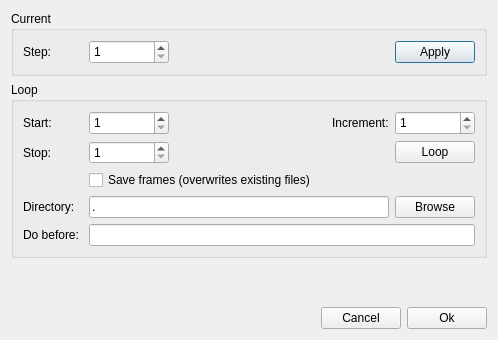
The window that ElmerGUI/vtkpost/timestep.ui (tehnick/elmerfem) describes before a commit, drawn with Qt 5.
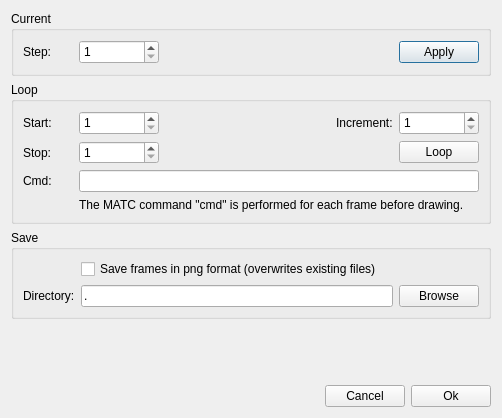
The same window after the commit. Icons and pictures are not drawn.

Commit message: ElmerGUI: Modified the timestepping dialog

```diff
--- a/ElmerGUI/vtkpost/timestep.ui
+++ b/ElmerGUI/vtkpost/timestep.ui
@@ -5,8 +5,8 @@
    <rect>
     <x>0</x>
     <y>0</y>
-    <width>498</width>
-    <height>340</height>
+    <width>499</width>
+    <height>418</height>
    </rect>
   </property>
   <property name="windowTitle" >
@@ -28,7 +28,7 @@
          <widget class="QLabel" name="timeStepLabel" >
           <property name="minimumSize" >
            <size>
-            <width>60</width>
+            <width>50</width>
             <height>0</height>
            </size>
           </property>
@@ -170,7 +170,7 @@
          <widget class="QLabel" name="stopLabel" >
           <property name="minimumSize" >
            <size>
-            <width>60</width>
+            <width>50</width>
             <height>0</height>
            </size>
           </property>
@@ -215,10 +215,59 @@
       </item>
       <item>
        <layout class="QGridLayout" >
+        <item row="0" column="0" >
+         <widget class="QLabel" name="doBeforeLabel" >
+          <property name="minimumSize" >
+           <size>
+            <width>50</width>
+            <height>0</height>
+           </size>
+          </property>
+          <property name="text" >
+           <string>Cmd:</string>
+          </property>
+         </widget>
+        </item>
+        <item row="0" column="1" >
+         <widget class="QLineEdit" name="doBefore" >
+          <property name="minimumSize" >
+           <size>
+            <width>305</width>
+            <height>0</height>
+           </size>
+          </property>
+          <property name="maximumSize" >
+           <size>
+            <width>16777215</width>
+            <height>24</height>
+           </size>
+          </property>
+         </widget>
+        </item>
+        <item row="1" column="1" >
+         <widget class="QLabel" name="label_3" >
+          <property name="text" >
+           <string>The MATC command "cmd" is performed for each frame before drawing.</string>
+          </property>
+         </widget>
+        </item>
+       </layout>
+      </item>
+     </layout>
+    </widget>
+   </item>
+   <item>
+    <widget class="QGroupBox" name="saveGroup" >
+     <property name="title" >
+      <string>Save</string>
+     </property>
+     <layout class="QVBoxLayout" >
+      <item>
+       <layout class="QGridLayout" >
         <item row="0" column="1" >
          <widget class="QCheckBox" name="saveFrames" >
           <property name="text" >
-           <string>Save frames (overwrites existing files)</string>
+           <string>Save frames in png format (overwrites existing files)</string>
           </property>
          </widget>
         </item>
@@ -226,7 +275,7 @@
          <widget class="QLabel" name="label_2" >
           <property name="minimumSize" >
            <size>
-            <width>60</width>
+            <width>50</width>
             <height>0</height>
            </size>
           </property>
@@ -257,39 +306,6 @@
         </item>
        </layout>
       </item>
-      <item>
-       <layout class="QHBoxLayout" >
-        <item>
-         <widget class="QLabel" name="doBeforeLabel" >
-          <property name="minimumSize" >
-           <size>
-            <width>60</width>
-            <height>0</height>
-           </size>
-          </property>
-          <property name="text" >
-           <string>Do before:</string>
-          </property>
-         </widget>
-        </item>
-        <item>
-         <widget class="QLineEdit" name="doBefore" >
-          <property name="minimumSize" >
-           <size>
-            <width>305</width>
-            <height>0</height>
-           </size>
-          </property>
-          <property name="maximumSize" >
-           <size>
-            <width>16777215</width>
-            <height>24</height>
-           </size>
-          </property>
-         </widget>
-        </item>
-       </layout>
-      </item>
      </layout>
     </widget>
    </item>
@@ -300,7 +316,7 @@
      </property>
      <property name="sizeHint" >
       <size>
-       <width>20</width>
+       <width>480</width>
        <height>16</height>
       </size>
      </property>
```
The commit also changes 1 other file.
